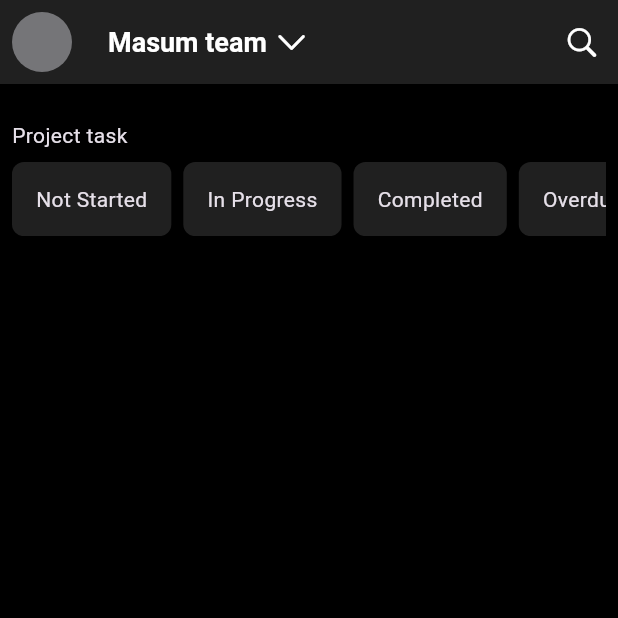
After one commit to kazimasum07/task-master, a Flutter app: the TaskScreen screen opened directly, on a phone screen of 412 x 824 dp, the top half of it. The commit adds this screen. Run offline on Flutter 3.47's test engine with Material 3 defaults, Android fonts, the phone set to English and light mode, and no system bars; our stand-ins replace cloud_firestore, firebase_auth, firebase_core, firebase_storage, flutter_native_splash, fluttertoast and 1 more; accounts and stored records are empty; Roboto replaces fonts that are missing (Poppins); statements that could not run were skipped.

Commit message:
Task screen: Project Task  ui design

```diff
--- a/lib/features/home/ui/home_screen.dart
+++ b/lib/features/home/ui/home_screen.dart
@@ -1,5 +1,6 @@
 import 'package:flutter/cupertino.dart';
 import 'package:flutter/material.dart';
+import 'package:task_master/features/tasks/ui/task_screen.dart';
 import 'package:task_master/widgets/constants/colors.dart';
 import 'package:task_master/widgets/constants/sizes.dart';
 import 'package:task_master/widgets/constants/text_styles.dart';
@@ -93,6 +94,10 @@ class _HomeScreenState extends State<HomeScreen> {
       body: SizedBox(
         height: size.height*1,
         width: size.width*1,
+        child:
+        selectedIndex == 1?
+        TaskScreen() : SizedBox.shrink()
+        ,
       ),
     );
   }
--- /dev/null
+++ b/lib/features/tasks/ui/task_screen.dart
@@ -0,0 +1,95 @@
+import 'package:flutter/cupertino.dart';
+import 'package:flutter/material.dart';
+import 'package:flutter/widgets.dart';
+import 'package:task_master/widgets/constants/colors.dart';
+import 'package:task_master/widgets/constants/enums.dart';
+import 'package:task_master/widgets/constants/sizes.dart';
+import 'package:task_master/widgets/constants/text_styles.dart';
+
+class TaskScreen extends StatefulWidget {
+  const TaskScreen({super.key});
+
+  @override
+  State<TaskScreen> createState() => _TaskScreenState();
+}
+
+class _TaskScreenState extends State<TaskScreen> {
+  final List<TaskStatus> tasksStatus= [
+    TaskStatus.notStarted,
+    TaskStatus.inProgress,
+    TaskStatus.completed,
+    TaskStatus.overDue,
+  ];
+  @override
+  Widget build(BuildContext context) {
+    final Size size = MediaQuery.of(context).size;
+    return Scaffold(
+      appBar: AppBar(
+        backgroundColor: TMCustomColors.boxColor,
+        title: Row(
+          children: [
+            Text("Masum team ",style: TMCustomTextStyle.appBarTextStyleLight),
+            const Icon(CupertinoIcons.chevron_down,color: TMCustomColors.iconColor)
+          ],
+        ),
+        leading: Padding(
+          padding: const EdgeInsets.all(8.0),
+          child: CircleAvatar(
+            backgroundColor: TMCustomColors.hintLevelTextColor.withOpacity(0.8),
+          ),
+        ),
+        actions: [
+          IconButton(onPressed: (){}, icon: const Icon(CupertinoIcons.search))
+        ],
+      ),
+      body:  Container(
+        height: size.height*1,
+        width: size.width*1,
+        padding: const EdgeInsets.all(08),
+        decoration: const BoxDecoration(
+          color: TMCustomColors.backgroundColor
+        ),
+        child: Column(
+          crossAxisAlignment: CrossAxisAlignment.start,
+          children: [
+           SizedBox(height: TMSizes.sectionGapsM,),
+           Text("Project task"),
+           Container(
+              width: size.width*1,
+              height: size.height*0.06,
+              margin: EdgeInsets.only(top: TMSizes.spaceHeightSm),
+              child: ListView.separated(
+                scrollDirection: Axis.horizontal,
+                itemCount: tasksStatus.length,
+                separatorBuilder: (_,index)=>const SizedBox(width: TMSizes.spaceWidthSm,),
+                itemBuilder: (_,index)=>Container(
+                  padding :const EdgeInsets.symmetric(horizontal: 16,vertical: 08),
+                  decoration: BoxDecoration(
+                    color: TMCustomColors.boxColor,
+                    borderRadius: BorderRadius.circular(TMSizes.radiusSm)
+                  ),
+                  child: Center(child: Text(_getStatusText(tasksStatus[index]))),
+                ),
+
+              ),
+            )
+          ],
+        ),
+      ),
+    );
+  }
+  String _getStatusText(TaskStatus status) {
+    switch (status) {
+      case TaskStatus.notStarted:
+        return 'Not Started';
+      case TaskStatus.inProgress:
+        return 'In Progress';
+      case TaskStatus.completed:
+        return 'Completed';
+      case TaskStatus.overDue:
+        return 'Overdue';
+      default:
+        return '';
+    }
+  }
+}
--- a/lib/widgets/constants/colors.dart
+++ b/lib/widgets/constants/colors.dart
@@ -4,8 +4,10 @@ import 'package:flutter/material.dart';
 class TMCustomColors{
   TMCustomColors._();
   static const Color primaryColor =Colors.blue;
-  static const Color backgroundColor =Color(0xFF191A22);
+  static const Color backgroundColor =Colors.black;
+  static  Color boxColor =Colors.grey.withOpacity(0.2);
   static const Color lightGreyColor =Color(0xFF8A8A8E);
+  static  Color navbarColor = boxColor;
   static const Color blueColor =Colors.blue;
   static const Color blueAccentColor =Colors.blueAccent;
   static const Color blackColor =CupertinoColors.activeGreen;
@@ -15,6 +17,7 @@ class TMCustomColors{
   static const Color redColor =Colors.red;
   static const Color orangeColor =Colors.orange;
   static const Color whiteColor =Colors.white;
+  static const Color iconColor =Colors.white;
   static const Color transparentColor =Colors.transparent;
 
   ///Elevated Button
```
